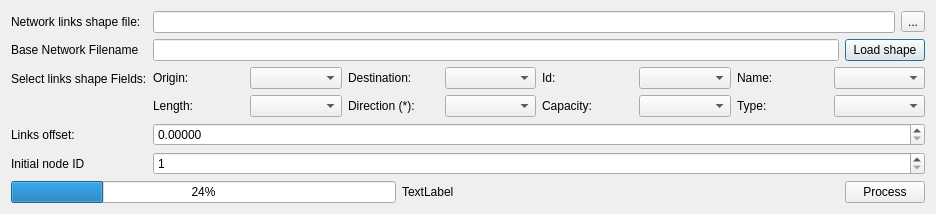
Before: the Qt Designer form prepare_network_dialog.ui in TomasdelaBarra/QTRANUS, drawn with Qt 5.
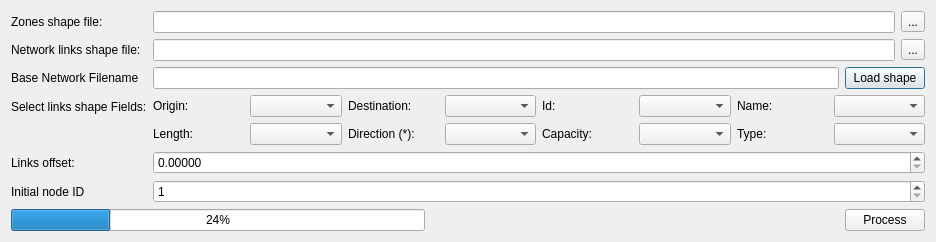
After: the same form once the commit is applied.

Commit message: Load zone shape file

Diff of the .ui file:
```diff
--- a/prepare_network_dialog.ui
+++ b/prepare_network_dialog.ui
@@ -7,7 +7,7 @@
     <x>0</x>
     <y>0</y>
     <width>936</width>
-    <height>214</height>
+    <height>242</height>
    </rect>
   </property>
   <property name="windowTitle">
@@ -18,14 +18,7 @@
     <layout class="QVBoxLayout" name="verticalLayout_7">
      <item>
       <layout class="QFormLayout" name="formLayout">
-       <item row="0" column="0">
-        <widget class="QLabel" name="label_4">
-         <property name="text">
-          <string>Network links shape file:</string>
-         </property>
-        </widget>
-       </item>
-       <item row="0" column="1">
+       <item row="1" column="1">
         <layout class="QHBoxLayout" name="horizontalLayout_3">
          <item>
           <widget class="QLineEdit" name="network_links_shape">
@@ -43,21 +36,35 @@
          </item>
         </layout>
        </item>
-       <item row="1" column="0">
+       <item row="2" column="0">
         <widget class="QLabel" name="label_2">
          <property name="text">
           <string>Base Network Filename</string>
          </property>
         </widget>
        </item>
-       <item row="2" column="0">
+       <item row="2" column="1">
+        <layout class="QHBoxLayout" name="horizontalLayout">
+         <item>
+          <widget class="QLineEdit" name="links_shape_network_filename"/>
+         </item>
+         <item>
+          <widget class="QPushButton" name="links_shape_load_links">
+           <property name="text">
+            <string>Load shape</string>
+           </property>
+          </widget>
+         </item>
+        </layout>
+       </item>
+       <item row="3" column="0">
         <widget class="QLabel" name="lbl_links_id">
          <property name="text">
           <string>Select links shape Fields:</string>
          </property>
         </widget>
        </item>
-       <item row="2" column="1">
+       <item row="3" column="1">
         <layout class="QGridLayout" name="gridLayout_4">
          <item row="1" column="8">
           <widget class="QLabel" name="label_29">
@@ -141,35 +148,28 @@
          </item>
         </layout>
        </item>
-       <item row="3" column="0">
+       <item row="4" column="0">
         <widget class="QLabel" name="label">
          <property name="text">
           <string>Links offset:</string>
          </property>
         </widget>
        </item>
-       <item row="3" column="1">
+       <item row="4" column="1">
         <widget class="QDoubleSpinBox" name="links_offset">
          <property name="decimals">
           <number>5</number>
          </property>
         </widget>
        </item>
-       <item row="1" column="1">
-        <layout class="QHBoxLayout" name="horizontalLayout">
-         <item>
-          <widget class="QLineEdit" name="links_shape_network_filename"/>
-         </item>
-         <item>
-          <widget class="QPushButton" name="links_shape_load_links">
-           <property name="text">
-            <string>Load shape</string>
-           </property>
-          </widget>
-         </item>
-        </layout>
+       <item row="5" column="0">
+        <widget class="QLabel" name="label_3">
+         <property name="text">
+          <string>Initial node ID</string>
+         </property>
+        </widget>
        </item>
-       <item row="4" column="1">
+       <item row="5" column="1">
         <widget class="QSpinBox" name="links_initial_node_id">
          <property name="minimum">
           <number>1</number>
@@ -179,13 +179,34 @@
          </property>
         </widget>
        </item>
-       <item row="4" column="0">
-        <widget class="QLabel" name="label_3">
+       <item row="1" column="0">
+        <widget class="QLabel" name="label_4">
          <property name="text">
-          <string>Initial node ID</string>
+          <string>Network links shape file:</string>
          </property>
         </widget>
        </item>
+       <item row="0" column="0">
+        <widget class="QLabel" name="label_5">
+         <property name="text">
+          <string>Zones shape file:</string>
+         </property>
+        </widget>
+       </item>
+       <item row="0" column="1">
+        <layout class="QHBoxLayout" name="horizontalLayout_5">
+         <item>
+          <widget class="QLineEdit" name="zone_shape"/>
+         </item>
+         <item>
+          <widget class="QToolButton" name="zone_shape_btn">
+           <property name="text">
+            <string>...</string>
+           </property>
+          </widget>
+         </item>
+        </layout>
+       </item>
       </layout>
      </item>
      <item>
@@ -199,13 +220,6 @@
            </property>
           </widget>
          </item>
-         <item>
-          <widget class="QLabel" name="status_process">
-           <property name="text">
-            <string>TextLabel</string>
-           </property>
-          </widget>
-         </item>
          <item>
           <spacer name="horizontalSpacer">
            <property name="orientation">
```
The commit also changes 2 other files.
